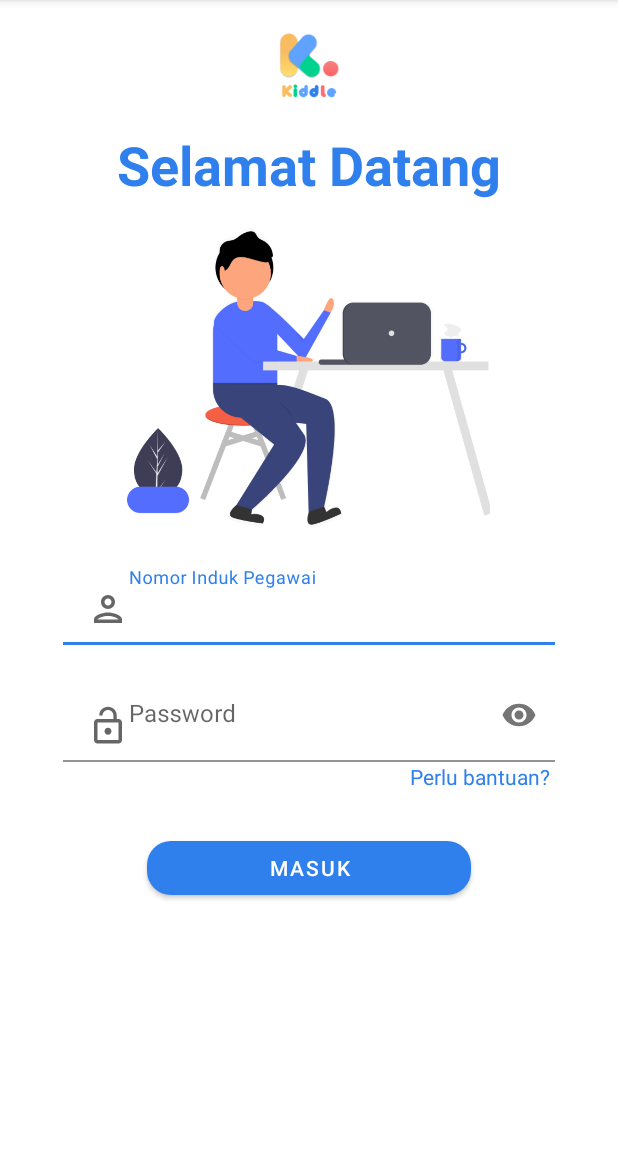
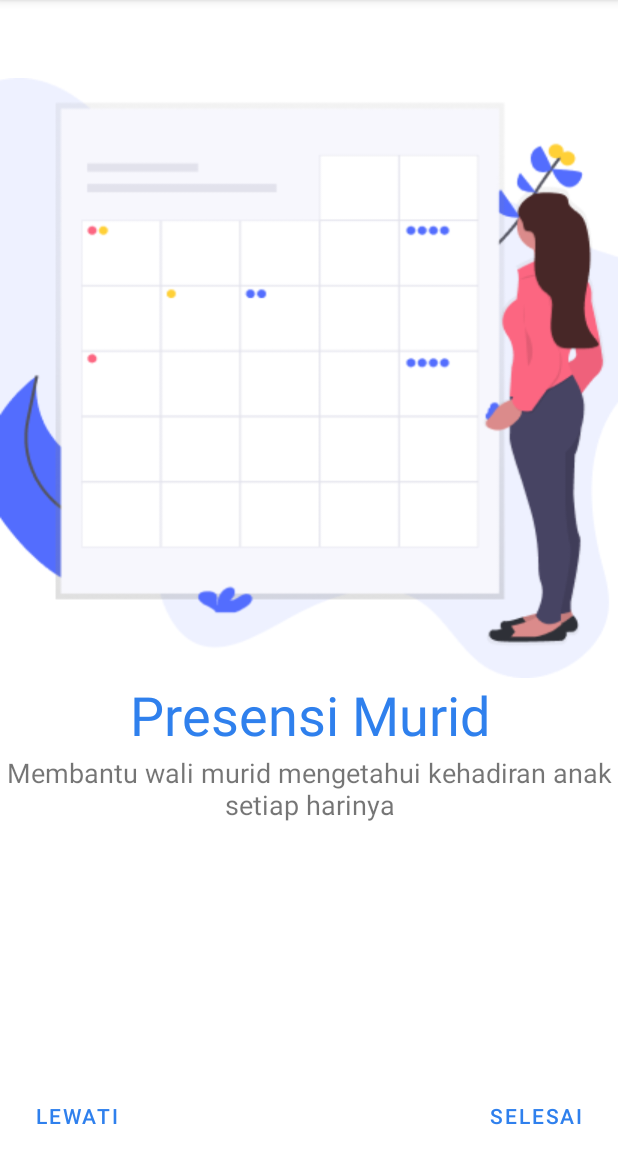
Before and after one commit to alifandartaa/KiddleApp, an Android app: the screen it shows after launch (LoginActivity before the commit, OnBoardingActivity after it), on a phone screen of 412 x 824 dp, the part 84-1236 px from its top. Run offline under Robolectric (Android 15) with nearby library versions, the phone set to English and light mode, and no system bars.

Commit message:
complete layout splash onboarding login

```diff
--- a/app/build.gradle
+++ b/app/build.gradle
@@ -36,4 +36,5 @@ dependencies {
     androidTestImplementation 'androidx.test.espresso:espresso-core:3.2.0'
     implementation 'com.google.android.material:material:1.1.0'
     implementation 'de.hdodenhof:circleimageview:3.1.0'
+    implementation "androidx.viewpager2:viewpager2:1.0.0"
 }
--- a/app/src/main/AndroidManifest.xml
+++ b/app/src/main/AndroidManifest.xml
@@ -9,6 +9,9 @@
         android:roundIcon="@mipmap/ic_launcher_round"
         android:supportsRtl="true"
         android:theme="@style/AppTheme">
+        <activity android:name=".OnBoardingActivity">
+
+        </activity>
         <activity android:name=".SplashActivity">
             <intent-filter>
                 <action android:name="android.intent.action.MAIN" />
@@ -16,10 +19,8 @@
                 <category android:name="android.intent.category.LAUNCHER" />
             </intent-filter>
         </activity>
-        <activity android:name=".LoginActivity">
-
-        </activity>
-        <activity android:name=".MainActivity"></activity>
+        <activity android:name=".LoginActivity"></activity>
+        <activity android:name=".MainActivity" />
     </application>
 
 </manifest>
--- /dev/null
+++ b/app/src/main/java/com/example/kiddleapp/OnBoardingActivity.kt
@@ -0,0 +1,33 @@
+package com.example.kiddleapp
+
+import android.content.Intent
+import android.os.Bundle
+import androidx.appcompat.app.AppCompatActivity
+import kotlinx.android.synthetic.main.activity_on_boarding.*
+
+class OnBoardingActivity : AppCompatActivity() {
+    override fun onCreate(savedInstanceState: Bundle?) {
+        super.onCreate(savedInstanceState)
+        setContentView(R.layout.activity_on_boarding)
+
+        val titleFragment =
+            arrayOf<String>("Presensi Murid", "Jurnal Kegiatan", "Pembayaran SPP", "Rapor Murid")
+
+        val onBoardingAdapter = OnBoardingAdapter(this, titleFragment.size)
+        onboarding_viewpager.adapter = onBoardingAdapter
+
+        btn_lewati_onboarding.setOnClickListener {
+            val intent = Intent(this@OnBoardingActivity, LoginActivity::class.java)
+            startActivity(intent)
+        }
+        btn_selesai_onboarding.setOnClickListener {
+            val intent = Intent(this@OnBoardingActivity, LoginActivity::class.java)
+            startActivity(intent)
+        }
+//        val index = onboarding_viewpager.currentItem
+//        if(index == 3){
+//            btn_selesai_onboarding.visibility == View.VISIBLE
+//        }
+    }
+
+}
--- /dev/null
+++ b/app/src/main/java/com/example/kiddleapp/OnBoardingAdapter.kt
@@ -0,0 +1,17 @@
+package com.example.kiddleapp
+
+import androidx.appcompat.app.AppCompatActivity
+import androidx.fragment.app.Fragment
+import androidx.viewpager2.adapter.FragmentStateAdapter
+
+class OnBoardingAdapter(activity: AppCompatActivity, val itemsCount: Int) :
+    FragmentStateAdapter(activity) {
+    override fun getItemCount(): Int {
+        return itemsCount
+    }
+
+    override fun createFragment(position: Int): Fragment {
+        return OnBoardingFragment.newInstance(position)
+    }
+
+}
--- /dev/null
+++ b/app/src/main/java/com/example/kiddleapp/OnBoardingFragment.kt
@@ -0,0 +1,100 @@
+package com.example.kiddleapp
+
+import android.os.Bundle
+import android.view.LayoutInflater
+import android.view.View
+import android.view.ViewGroup
+import androidx.fragment.app.Fragment
+import com.bumptech.glide.Glide
+import kotlinx.android.synthetic.main.fragment_on_boarding.*
+
+// TODO: Rename parameter arguments, choose names that match
+// the fragment initialization parameters, e.g. ARG_ITEM_NUMBER
+private const val ARG_PARAM1 = "param1"
+private const val ARG_PARAM2 = "param2"
+
+/**
+ * A simple [Fragment] subclass.
+ * Use the [OnBoardingFragment.newInstance] factory method to
+ * create an instance of this fragment.
+ */
+class OnBoardingFragment : Fragment() {
+    // TODO: Rename and change types of parameters
+    private var positionFragment: Int = 0
+    private val titleFragment =
+        arrayOf("Presensi Murid", "Jurnal Kegiatan", "Pembayaran SPP", "Rapor Murid")
+    private val descriptionFragment = arrayOf(
+        "Membantu wali murid mengetahui kehadiran anak setiap harinya",
+        "Semua kegiatan pembelajaran dapat diakses dengan mudah",
+        "Bayar SPP tepat waktu dan verifikasi pembayaran dengan satu sentuhan",
+        "Hasil belajar dapat dipantau tanpa harus beranjak dari rumah"
+    )
+    private val imageFragment = arrayOf(
+        R.drawable.onboarding5,
+        R.drawable.onboarding6,
+        R.drawable.onboarding7,
+        R.drawable.onboarding8
+    )
+
+    override fun onCreate(savedInstanceState: Bundle?) {
+        super.onCreate(savedInstanceState)
+        arguments?.let {
+            positionFragment = it.getInt(ARG_PARAM1)
+        }
+    }
+
+    override fun onCreateView(
+        inflater: LayoutInflater, container: ViewGroup?,
+        savedInstanceState: Bundle?
+    ): View? {
+        // Inflate the layout for this fragment
+        return inflater.inflate(R.layout.fragment_on_boarding, container, false)
+    }
+
+    override fun onViewCreated(view: View, savedInstanceState: Bundle?) {
+        super.onViewCreated(view, savedInstanceState)
+        title_onboarding.text = titleFragment[positionFragment]
+        when (title_onboarding.text) {
+            titleFragment[0] ->
+                tv_description_onboarding.text = descriptionFragment[0]
+            titleFragment[1] ->
+                tv_description_onboarding.text = descriptionFragment[1]
+            titleFragment[2] ->
+                tv_description_onboarding.text = descriptionFragment[2]
+            titleFragment[3] ->
+                tv_description_onboarding.text = descriptionFragment[3]
+        }
+
+
+        when (title_onboarding.text) {
+            titleFragment[0] ->
+                iv_onboarding.setImageResource(imageFragment[0])
+            titleFragment[1] ->
+                iv_onboarding.setImageResource(imageFragment[1])
+            titleFragment[2] ->
+                iv_onboarding.setImageResource(imageFragment[2])
+            titleFragment[3] ->
+                iv_onboarding.setImageResource(imageFragment[3])
+        }
+
+    }
+
+    companion object {
+        /**
+         * Use this factory method to create a new instance of
+         * this fragment using the provided parameters.
+         *
+         * @param param1 Parameter 1.
+         * @param param2 Parameter 2.
+         * @return A new instance of fragment OnBoardingFragment.
+         */
+        // TODO: Rename and change types and number of parameters
+        @JvmStatic
+        fun newInstance(param1: Int) =
+            OnBoardingFragment().apply {
+                arguments = Bundle().apply {
+                    putInt(ARG_PARAM1, param1)
+                }
+            }
+    }
+}
--- a/app/src/main/java/com/example/kiddleapp/SplashActivity.kt
+++ b/app/src/main/java/com/example/kiddleapp/SplashActivity.kt
@@ -16,7 +16,7 @@ class SplashActivity : AppCompatActivity() {
 
         handler = Handler()
         handler.postDelayed({
-            val intent = Intent(this@SplashActivity, LoginActivity::class.java)
+            val intent = Intent(this@SplashActivity, OnBoardingActivity::class.java)
             startActivity(intent)
             finish()
         }, 5000)
--- /dev/null
+++ b/app/src/main/res/drawable/button_onboarding_bg.xml
@@ -0,0 +1,7 @@
+<?xml version="1.0" encoding="utf-8"?>
+<shape xmlns:android="http://schemas.android.com/apk/res/android"
+    android:shape="rectangle">
+
+    <solid android:color="@color/colorWhite" />
+
+</shape>
--- /dev/null
+++ b/app/src/main/res/layout/activity_on_boarding.xml
@@ -0,0 +1,47 @@
+<?xml version="1.0" encoding="utf-8"?>
+<LinearLayout xmlns:android="http://schemas.android.com/apk/res/android"
+    xmlns:tools="http://schemas.android.com/tools"
+    android:layout_width="match_parent"
+    android:layout_height="match_parent"
+    android:orientation="vertical"
+    tools:context=".OnBoardingActivity">
+
+    <androidx.viewpager2.widget.ViewPager2
+        android:id="@+id/onboarding_viewpager"
+        android:layout_width="match_parent"
+        android:layout_height="match_parent"
+        android:layout_weight="1" />
+
+    <LinearLayout
+        android:layout_width="match_parent"
+        android:layout_height="wrap_content"
+        android:orientation="horizontal">
+
+        <com.google.android.material.button.MaterialButton
+            android:id="@+id/btn_lewati_onboarding"
+            style="@style/Widget.MaterialComponents.Button.TextButton"
+            android:layout_width="wrap_content"
+            android:layout_height="wrap_content"
+            android:layout_marginRight="100dp"
+            android:layout_weight="1"
+            android:paddingStart="24dp"
+            android:text="lewati"
+            android:textAlignment="viewStart"
+            android:textSize="14sp" />
+
+        <com.google.android.material.button.MaterialButton
+            android:id="@+id/btn_selesai_onboarding"
+            style="@style/Widget.MaterialComponents.Button.TextButton"
+            android:layout_width="wrap_content"
+            android:layout_height="wrap_content"
+            android:layout_gravity="end"
+            android:layout_weight="1"
+            android:paddingEnd="24dp"
+            android:text="Selesai"
+            android:textAlignment="viewEnd"
+            android:textSize="14sp"
+            android:visibility="visible" />
+
+    </LinearLayout>
+
+</LinearLayout>
--- /dev/null
+++ b/app/src/main/res/layout/fragment_on_boarding.xml
@@ -0,0 +1,37 @@
+<?xml version="1.0" encoding="utf-8"?>
+<LinearLayout xmlns:android="http://schemas.android.com/apk/res/android"
+    xmlns:tools="http://schemas.android.com/tools"
+    android:layout_width="match_parent"
+    android:layout_height="match_parent"
+    android:orientation="vertical"
+    tools:context=".OnBoardingFragment">
+
+
+    <ImageView
+        android:id="@+id/iv_onboarding"
+        android:layout_width="match_parent"
+        android:layout_height="400dp"
+        android:layout_marginTop="52dp"
+        android:contentDescription="@string/image_onboarding"
+        android:scaleType="fitXY"
+        android:src="@drawable/ic_launcher_background" />
+
+    <TextView
+        android:id="@+id/title_onboarding"
+        android:layout_width="match_parent"
+        android:layout_height="wrap_content"
+        android:text="@string/title_onboarding_fragment"
+        android:textAlignment="center"
+        android:textColor="@color/colorPrimary"
+        android:textSize="36sp" />
+
+    <TextView
+        android:id="@+id/tv_description_onboarding"
+        android:layout_width="match_parent"
+        android:layout_height="wrap_content"
+        android:layout_marginTop="2dp"
+        android:text="@string/description_onboarding"
+        android:textAlignment="center"
+        android:textSize="18sp" />
+
+</LinearLayout>
--- a/app/src/main/res/values/strings.xml
+++ b/app/src/main/res/values/strings.xml
@@ -34,4 +34,14 @@
     <string name="title_dialog_bantuan_login">Cara mendapatkan ID dan Password</string>
     <string name="message_dialog_bantuan_login">ID Guru dan Kata Sandi didapatkan dengan menghubungi staf Tata Usaha atau datang ke sekolah</string>
     <string name="positive_button_dialog">OK</string>
+    <string name="image_onboarding">Image OnBoarding</string>
+    <string name="title_onboarding_fragment">Title OnBoarding Fragment</string>
+    <string name="presensi">Presensi</string>
+    <string name="description_onboarding">Description Onboarding</string>
+    <string-array name="title_fragment_onboarding">
+        <item>Presensi Murid</item>
+        <item>Jurnal Kegiatan</item>
+        <item>Pembayaran SPP</item>
+        <item>Rapor Murid</item>
+    </string-array>
 </resources>
```
Also changed, not shown: app/src/main/res/drawable-v24/onboarding5.png (added), app/src/main/res/drawable-v24/onboarding6.png (added), app/src/main/res/drawable-v24/onboarding7.png (added), app/src/main/res/drawable-v24/onboarding8.png (added).
